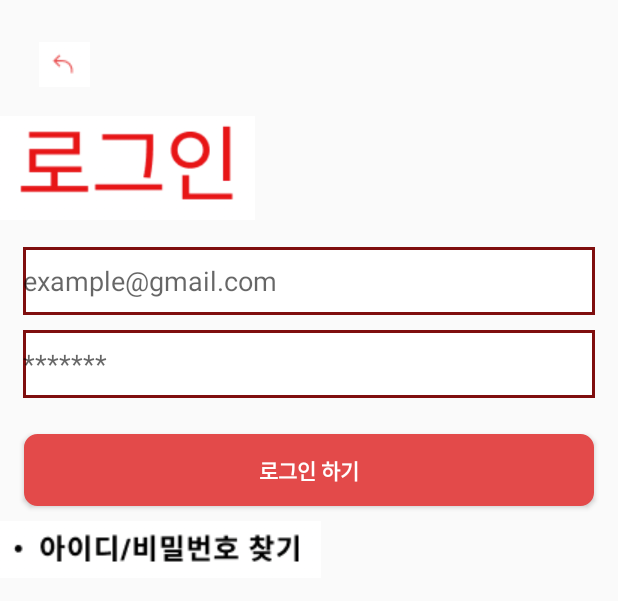
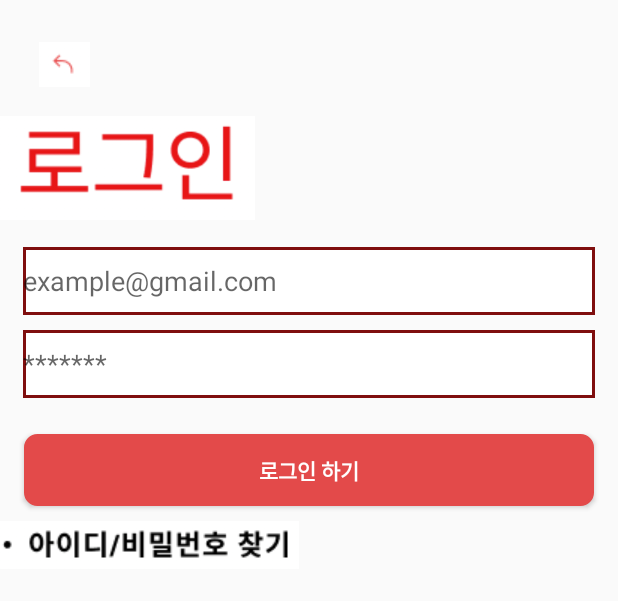
Before and after one commit to anselmo228/MobileTermProject, an Android app: the layout activity_login.xml on its own in the app's theme, with its tools: preview values and no code run, on a phone screen of 412 x 824 dp. Shown: the top 601 px of the screen. Run offline under Robolectric (Android 15) with nearby library versions, the phone set to English and light mode, and no system bars.

Commit message:
Activity(for login,register) commit

```diff
--- a/app/src/main/AndroidManifest.xml
+++ b/app/src/main/AndroidManifest.xml
@@ -9,8 +9,11 @@
         android:icon="@mipmap/ic_launcher"
         android:label="@string/app_name"
         android:supportsRtl="true"
-        android:theme="@style/Theme.MyApplication"
+        android:theme="@style/AppTheme"
         tools:targetApi="31">
+        <activity android:name=".LoginActivity" />
+        <activity android:name=".RegisterActivity" />
+        <activity android:name=".Register2Activity" />
         <activity
             android:name=".MainActivity"
             android:exported="true">
--- a/app/src/main/res/layout/activity_login.xml
+++ b/app/src/main/res/layout/activity_login.xml
@@ -1,4 +1,3 @@
-<?xml version="1.0" encoding="utf-8"?>
 <LinearLayout android:layout_width="match_parent"
     android:layout_height="match_parent"
     android:orientation="vertical"
@@ -64,11 +63,12 @@
     <View
         android:layout_width="match_parent"
         android:layout_height="10dp" />
+
     <ImageButton
         android:id="@+id/forgot"
-        android:layout_width="wrap_content"
-        android:layout_height="wrap_content"
-        android:src="@drawable/forgot"
-        android:background="@null" />
+        android:layout_width="199dp"
+        android:layout_height="32dp"
+        android:background="@null"
+        android:src="@drawable/forgot" />
 
 </LinearLayout>
--- a/app/src/main/res/layout/activity_register1.xml
+++ b/app/src/main/res/layout/activity_register1.xml
@@ -52,6 +52,7 @@
 
     <!-- 다음 버튼 -->
     <Button
+        android:id = "@+id/next"
         android:layout_width="match_parent"
         android:layout_height="wrap_content"
         android:layout_marginStart="16dp"
--- a/app/src/main/res/layout/activity_register_end.xml
+++ b/app/src/main/res/layout/activity_register_end.xml
@@ -28,7 +28,7 @@
         android:layout_height="10dp" />
 
     <EditText
-        android:id="@+id/email_edittext"
+        android:id="@+id/getnick"
         android:layout_width="match_parent"
         android:layout_height="45dp"
         android:layout_marginStart="15dp"
--- /dev/null
+++ b/app/src/main/res/values/styles.xml
@@ -0,0 +1,10 @@
+<?xml version="1.0" encoding="utf-8"?>
+<resources>
+    <!-- 앱 테마 -->
+    <style name="AppTheme" parent="Theme.AppCompat.Light.NoActionBar">
+        <!-- 이전에 설정된 속성들 -->
+        <item name="windowActionBar">false</item>
+        <item name="windowNoTitle">true</item>
+        <item name="android:windowFullscreen">true</item>
+    </style>
+</resources>
```
Also changed, not shown: app/src/main/java/com/example/myapplication/LoginActivity.java (added, +24 -0 lines), app/src/main/java/com/example/myapplication/MainActivity.java (+28 -0 lines), app/src/main/java/com/example/myapplication/Register2Activity.java (added, +27 -0 lines), app/src/main/java/com/example/myapplication/RegisterActivity.java (added, +42 -0 lines), app/src/main/res/drawable/agreement.png.
